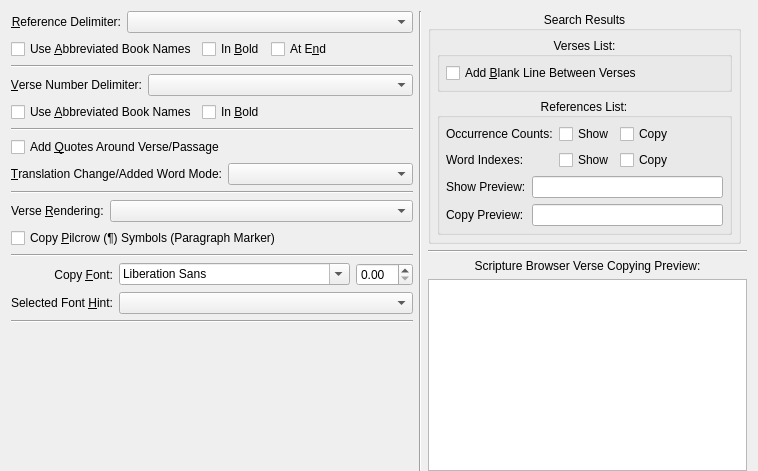
dewhisna/KingJamesPureBibleSearch, file programs/KJVCanOpener/ConfigCopyOptions.ui: the form before one commit.
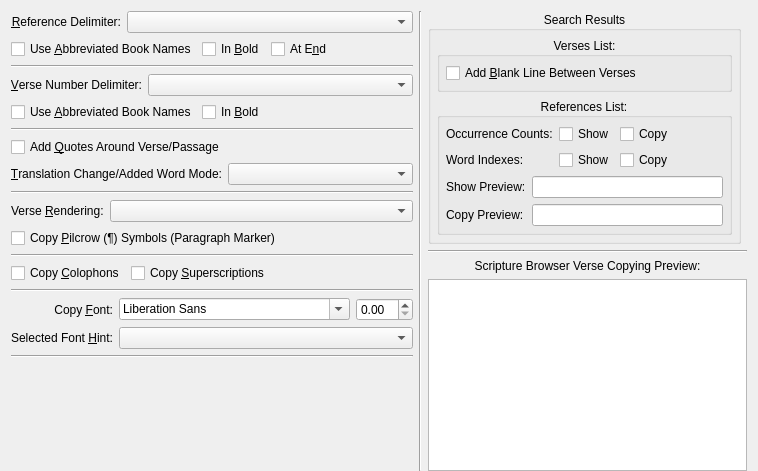
The form after the commit. Custom widgets are drawn as their Qt base class.

Commit message: Added CopyOptions for CopyColophon and CopySuperscriptions.

Patch:
```diff
--- a/programs/KJVCanOpener/ConfigCopyOptions.ui
+++ b/programs/KJVCanOpener/ConfigCopyOptions.ui
@@ -255,6 +255,44 @@
        </property>
       </widget>
      </item>
+     <item>
+      <layout class="QHBoxLayout" name="horizontalLayout_7">
+       <item>
+        <widget class="QCheckBox" name="checkBoxCopyColophons">
+         <property name="text">
+          <string>Copy &amp;Colophons</string>
+         </property>
+        </widget>
+       </item>
+       <item>
+        <widget class="QCheckBox" name="checkBoxCopySuperscriptions">
+         <property name="text">
+          <string>Copy &amp;Superscriptions</string>
+         </property>
+        </widget>
+       </item>
+       <item>
+        <spacer name="horizontalSpacer_6">
+         <property name="orientation">
+          <enum>Qt::Horizontal</enum>
+         </property>
+         <property name="sizeHint" stdset="0">
+          <size>
+           <width>40</width>
+           <height>20</height>
+          </size>
+         </property>
+        </spacer>
+       </item>
+      </layout>
+     </item>
+     <item>
+      <widget class="Line" name="line_8">
+       <property name="orientation">
+        <enum>Qt::Horizontal</enum>
+       </property>
+      </widget>
+     </item>
      <item>
       <layout class="QGridLayout" name="gridLayout_2">
        <item row="0" column="0">
```
Left out of the diff: 35 changed lines with no effect on the pictures. The commit also changes 5 other files.
